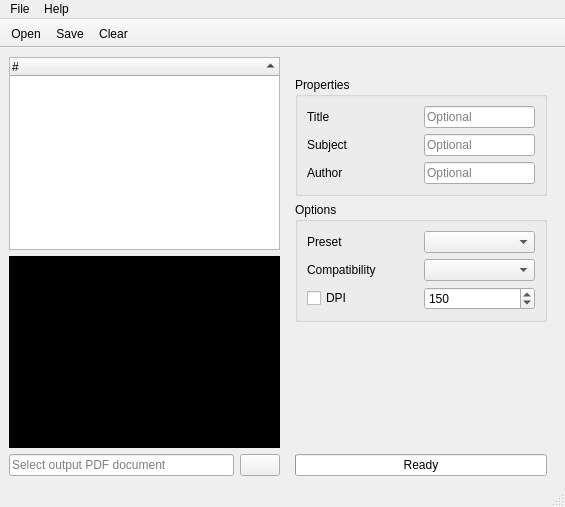
Above: fusepdf.ui from nettstudio/fusepdf before the change. Below: the same form after it.
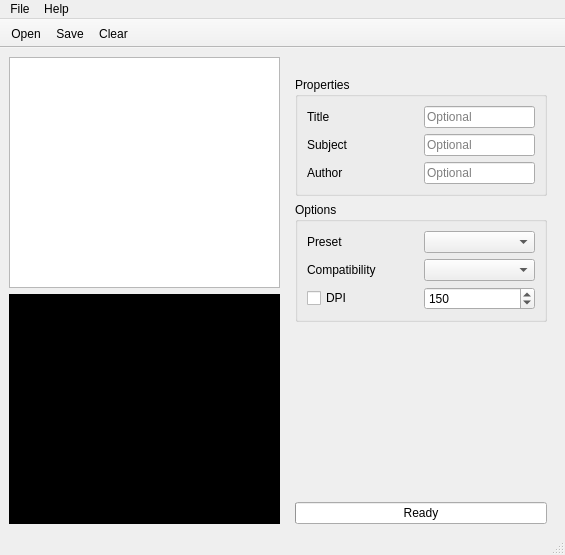
That is the form after the change. Icons and pictures are not drawn. Custom widgets are drawn as their Qt base class.

```diff
--- a/fusepdf.ui
+++ b/fusepdf.ui
@@ -7,7 +7,7 @@
     <x>0</x>
     <y>0</y>
     <width>565</width>
-    <height>507</height>
+    <height>555</height>
    </rect>
   </property>
   <property name="acceptDrops">
@@ -56,8 +56,11 @@
           <height>32</height>
          </size>
         </property>
+        <property name="headerHidden">
+         <bool>true</bool>
+        </property>
         <attribute name="headerVisible">
-         <bool>true</bool>
+         <bool>false</bool>
         </attribute>
         <attribute name="headerShowSortIndicator" stdset="0">
          <bool>true</bool>
@@ -91,43 +94,6 @@
         </property>
        </widget>
       </item>
-      <item>
-       <layout class="QHBoxLayout" name="horizontalLayout_9">
-        <item>
-         <widget class="QLineEdit" name="fileName">
-          <property name="toolTip">
-           <string>Select output PDF document</string>
-          </property>
-          <property name="readOnly">
-           <bool>true</bool>
-          </property>
-          <property name="placeholderText">
-           <string>Select output PDF document</string>
-          </property>
-         </widget>
-        </item>
-        <item>
-         <widget class="QPushButton" name="fileButton">
-          <property name="toolTip">
-           <string>Select output file</string>
-          </property>
-          <property name="text">
-           <string/>
-          </property>
-          <property name="icon">
-           <iconset resource="fusepdf.qrc">
-            <normaloff>:/icons/fusepdf-open.png</normaloff>:/icons/fusepdf-open.png</iconset>
-          </property>
-          <property name="iconSize">
-           <size>
-            <width>24</width>
-            <height>24</height>
-           </size>
-          </property>
-         </widget>
-        </item>
-       </layout>
-      </item>
      </layout>
     </item>
     <item>
```
